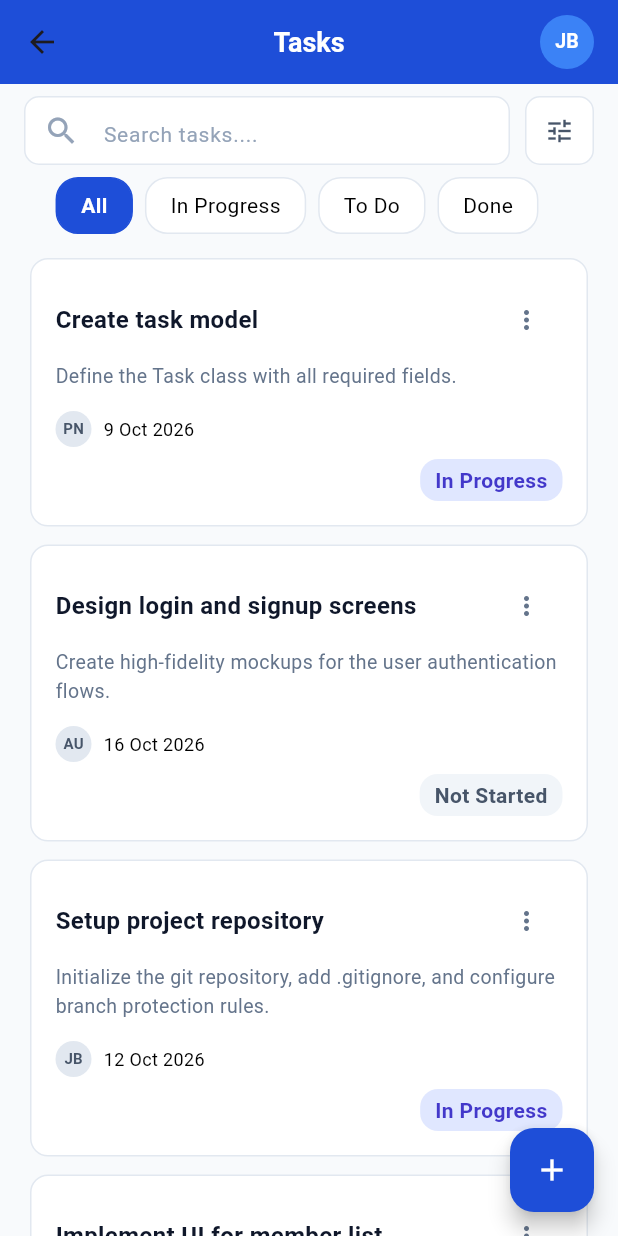
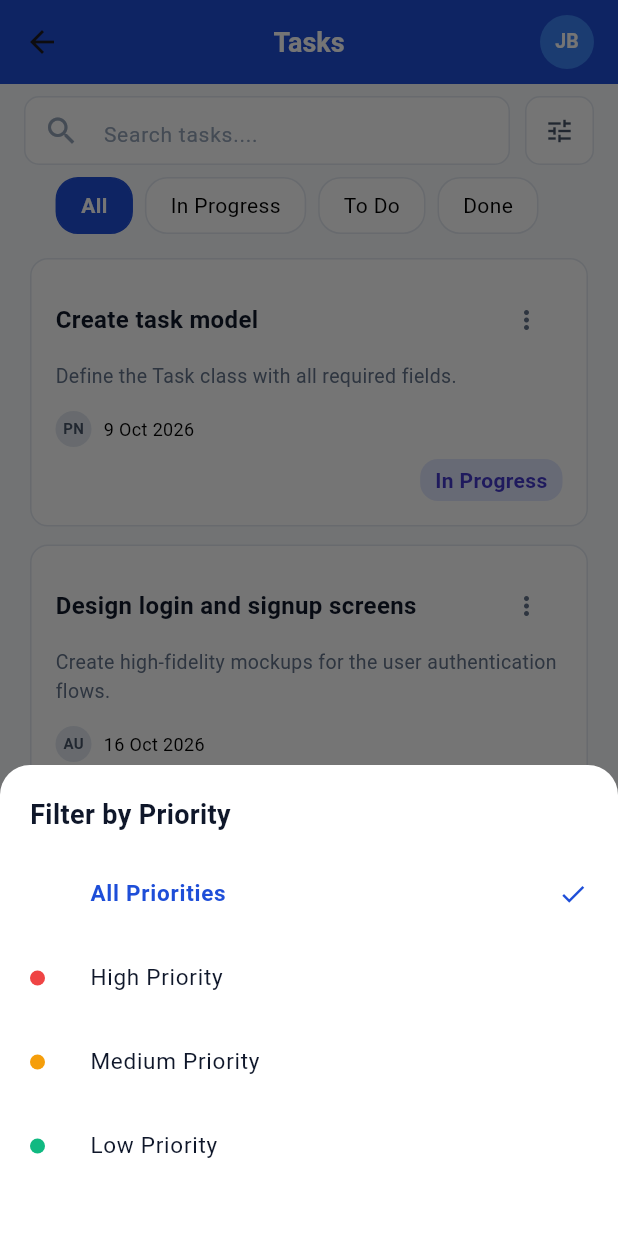
Before and after one commit to L-nsamba/Group13_Formative_Assignment1, a Flutter app: the TaskListScreen screen opened by its route, after a tap on the "tune" icon, on a phone screen of 412 x 824 dp. Run offline on Flutter 3.47's test engine with Material 3 defaults, Android fonts, the phone set to English and light mode, and no system bars; our stand-ins replace sqflite; accounts and stored records are empty.

Commit message:
Updated search and filter logic

```diff
--- a/project_task_tracker/lib/screens/task_list_screen.dart
+++ b/project_task_tracker/lib/screens/task_list_screen.dart
@@ -17,8 +17,13 @@
   String selectedFilter = "All";
   //final taskList = buildSeedTasks();
   late List<Task> taskList;
+  Priority? selectedPriority;
+  final TextEditingController _searchController = TextEditingController();
+  String _searchQuery = '';
 
-  // filtering logic
+
+
+  /* filtering logic
   List<Task> get filteredTasks {
       // 1. If "All" is active, return the entire list
       if (selectedFilter == 'All') {
@@ -40,12 +45,53 @@
             return true;
         }
       }).toList();
+  }*/
+  List<Task> get filteredTasks {
+  return taskList.where((task) {
+    // 1. Status Filter
+    bool matchesStatus = true;
+    if (selectedFilter == 'In Progress') {
+      matchesStatus = task.status == TaskStatus.inProgress;
+    } else if (selectedFilter == 'Not Started') {
+      matchesStatus = task.status == TaskStatus.notStarted;
+    } else if (selectedFilter == 'To Do') {
+      matchesStatus = task.status == TaskStatus.todo;
+    } else if (selectedFilter == 'Done') {
+      matchesStatus = task.status == TaskStatus.done;
+    }
+
+    // 2. Priority Filter
+    bool matchesPriority = true;
+    if (selectedPriority != null) {
+      matchesPriority = task.priority == selectedPriority;
+    }
+
+    // 3. Search Query Filter
+    bool matchesSearch = true;
+    if (_searchQuery.trim().isNotEmpty) {
+      final cleanQuery = _searchQuery.trim().toLowerCase();
+      final matchesTitle = task.title.toLowerCase().contains(cleanQuery);
+      final matchesDescription = task.description.toLowerCase().contains(cleanQuery);
+
+      // Matches if the query is found in either the title OR the description
+      matchesSearch = matchesTitle || matchesDescription;
+    }
+
+    // Task must pass all three filters
+    return matchesStatus && matchesPriority && matchesSearch;
+  }).toList();
   }
 
   @override
   void initState(){
     super.initState();
     taskList = buildSeedTasks();
+  }
+  @override
+  void dispose() {
+    // Clean up controller memory when screen is destroyed
+    _searchController.dispose();
+    super.dispose();
   }
 
   String _formatStatus(TaskStatus s) {
@@ -104,6 +150,93 @@
       orElse: () => Member(id: '', name: 'Unassigned User', role: 'No Role'),
     );
   }
+  void _showPriorityFilterSheet() {
+  showModalBottomSheet(
+    context: context,
+    backgroundColor: Colors.white,
+    shape: const RoundedRectangleBorder(
+      borderRadius: BorderRadius.vertical(top: Radius.circular(20)),
+    ),
+    builder: (BuildContext context) {
+      return Padding(
+        padding: const EdgeInsets.symmetric(horizontal: 20.0, vertical: 20.0),
+        child: Column(
+          mainAxisSize: MainAxisSize.min, // Takes only as much vertical height as needed
+          crossAxisAlignment: CrossAxisAlignment.start,
+          children: [
+            // Header Row with Title and Reset button
+            Row(
+              mainAxisAlignment: MainAxisAlignment.spaceBetween,
+              children: [
+                const Text(
+                  'Filter by Priority',
+                  style: TextStyle(
+                    fontSize: 18,
+                    fontWeight: FontWeight.bold,
+                    color: Color(0xFF0F172A),
+                  ),
+                ),
+                if (selectedPriority != null)
+                  TextButton(
+                    onPressed: () {
+                      setState(() {
+                        selectedPriority = null; // Clear filter
+                      });
+                      Navigator.pop(context);
+                    },
+                    child: const Text(
+                      'Reset',
+                      style: TextStyle(color: Color(0xFFEF4444)),
+                    ),
+                  ),
+              ],
+            ),
+            const SizedBox(height: 12),
+
+            // Priority options
+            _buildPriorityTile('All Priorities', null),
+            _buildPriorityTile('High Priority', Priority.high, const Color(0xFFEF4444)),
+            _buildPriorityTile('Medium Priority', Priority.medium, const Color(0xFFF59E0B)),
+            _buildPriorityTile('Low Priority', Priority.low, const Color(0xFF10B981)),
+            const SizedBox(height: 12),
+          ],
+        ),
+      );
+    },
+  );
+  }
+
+Widget _buildPriorityTile(String label, Priority? priority, [Color? dotColor]) {
+  final bool isSelected = selectedPriority == priority;
+
+  return ListTile(
+    contentPadding: EdgeInsets.zero,
+    leading: dotColor != null
+        ? Container(
+            width: 10,
+            height: 10,
+            decoration: BoxDecoration(color: dotColor, shape: BoxShape.circle),
+          )
+        : const SizedBox(width: 10),
+    title: Text(
+      label,
+      style: TextStyle(
+        fontSize: 15,
+        fontWeight: isSelected ? FontWeight.w600 : FontWeight.normal,
+        color: isSelected ? const Color(0xFF1E4ED8) : const Color(0xFF0F172A),
+      ),
+    ),
+    trailing: isSelected
+        ? const Icon(Icons.check, color: Color(0xFF1E4ED8), size: 20)
+        : null,
+    onTap: () {
+      setState(() {
+        selectedPriority = priority;
+      });
+      Navigator.pop(context); // Dismiss the sheet
+    },
+  );
+  }
 
   @override
   Widget build(BuildContext context) {
@@ -117,13 +250,7 @@
         backgroundColor: darkBlue,
         elevation: 0,
         centerTitle: true,
-        // I think it is okay if we remove menu icon, I don't see its importance
-        /*leading: IconButton(
-            icon: const Icon(Icons.menu, color: Colors.white),
-            onPressed: () {
-              // Can open a drawer or show navigation
-            },
-          )*/
+
         title: const Text(
           'Tasks',
           style: TextStyle(
@@ -132,7 +259,7 @@
             fontWeight: FontWeight.w600,
           ),
         ),
-        // 3. User Avatar
+        // User Avatar
         actions: [
           Padding(
             padding: const EdgeInsets.only(right: 16.0),
@@ -169,24 +296,46 @@
                       borderRadius: BorderRadius.circular(10),
                     ),
                     child: TextField(
+                      controller: _searchController,
                       decoration: InputDecoration(
                         border: InputBorder.none,
                         prefixIcon: Icon(
                           Icons.search,
                           color: Color(0xFF94A3B8),
                         ),
+                        suffixIcon: _searchQuery.isNotEmpty
+                          ? IconButton(
+                              icon: const Icon(Icons.close, size: 18, color: Color(0xFF94A3B8)),
+                              onPressed: () {
+                                _searchController.clear();
+                                setState(() {
+                                  _searchQuery = '';
+                                });
+                              },
+                            )
+                          : null,
                         hintText: "Search tasks....",
                         hintStyle: TextStyle(
                           color: Color(0xFF94A3B8),
                           fontSize: 14,
                         ),
                         contentPadding: EdgeInsets.symmetric(vertical: 12),
+
                       ),
+                      onChanged: (value) {
+                        // Triggers a rebuild whenever the user types or deletes a character
+                        setState(() {
+                          _searchQuery = value;
+                        });
+                      },
+
                     ),
                   ),
                 ),
                 const SizedBox(width: 10),
-                Container(
+                GestureDetector(
+                    onTap: _showPriorityFilterSheet,
+                    child: Container(
                       width: 46,
                       height: 46,
                       decoration: BoxDecoration(
@@ -194,13 +343,12 @@
                         border: Border.all(color: const Color(0xFFE2E8F0)),
                         borderRadius: BorderRadius.circular(10),
                       ),
-                  child: IconButton(
-                    icon: const Icon(
+                      child:  const Icon(
                           Icons.tune,
                           color: Color(0xFF475569),
                           size: 20,
+
                       ),
-                    onPressed: () => {},
                     ),
                   ),
               ],
```
Lines whose indentation alone changed are shown as unchanged.
